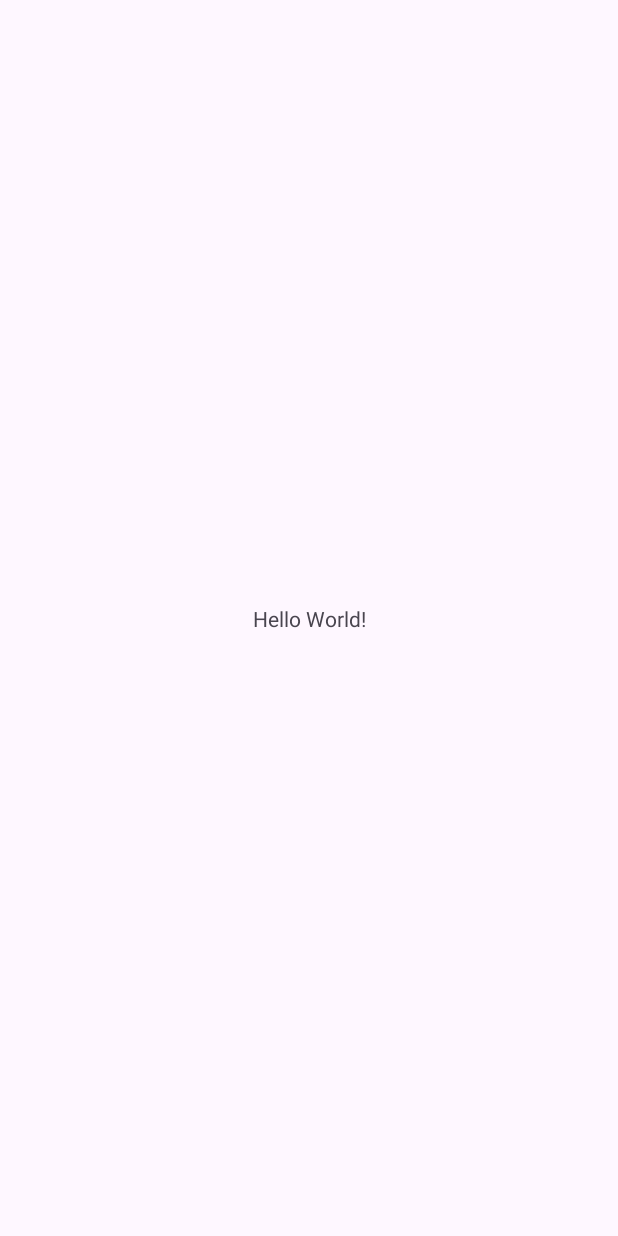
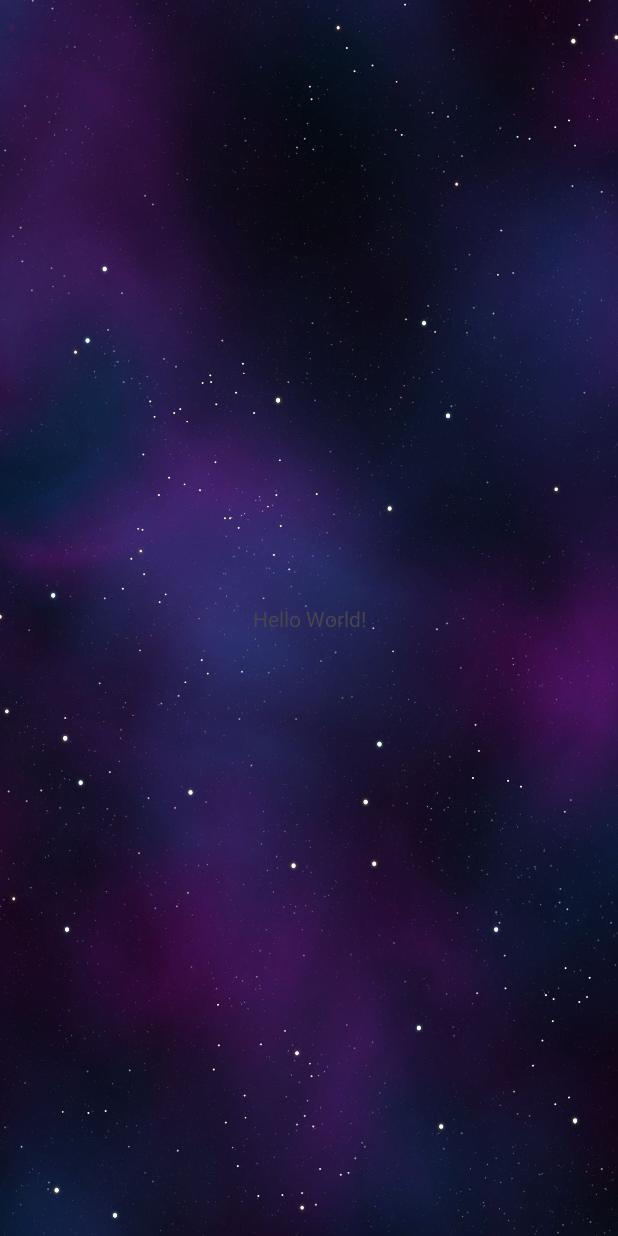
Before and after one commit to Pavel505/ProgrammKINO, an Android app: the screen it shows after launch (MainActivity), on a phone screen of 412 x 824 dp. Before the commit the screen is almost empty. Run offline under Robolectric (Android 15) with nearby library versions, the phone set to English and light mode, and no system bars.

Commit message:
Добавление фото на фон

```diff
--- a/app/src/main/res/layout/activity_main.xml
+++ b/app/src/main/res/layout/activity_main.xml
@@ -3,6 +3,7 @@
     xmlns:app="http://schemas.android.com/apk/res-auto"
     xmlns:tools="http://schemas.android.com/tools"
     android:layout_width="match_parent"
+    android:background="@drawable/backphoto"
     android:layout_height="match_parent"
     tools:context=".MainActivity">
 
```
Also changed, not shown: app/src/main/res/drawable/backphoto.jpg (added).
